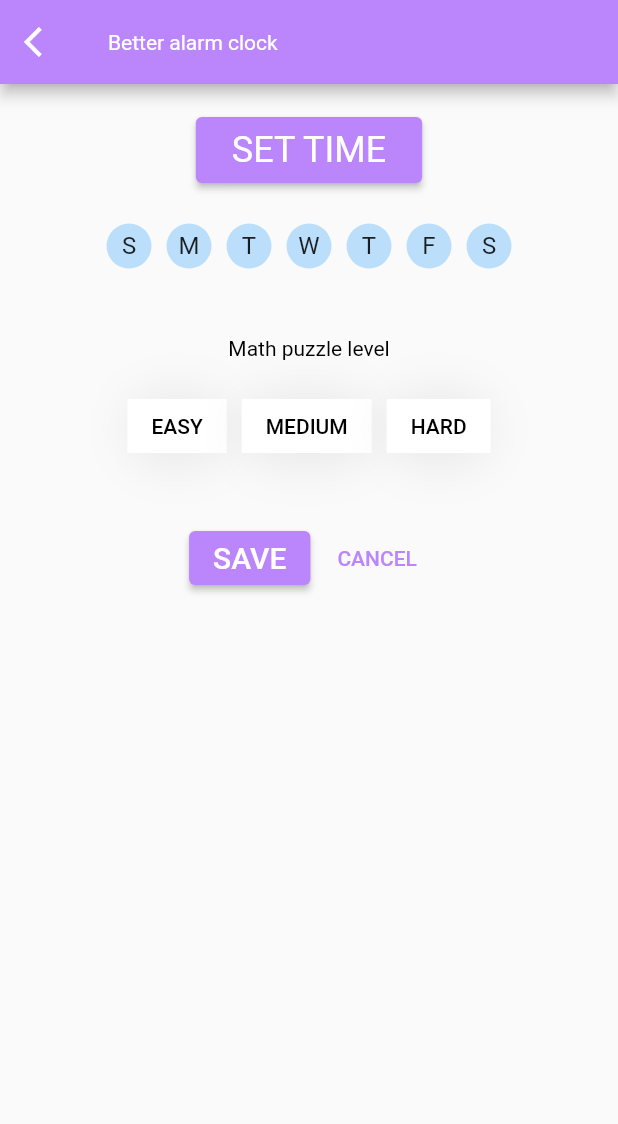
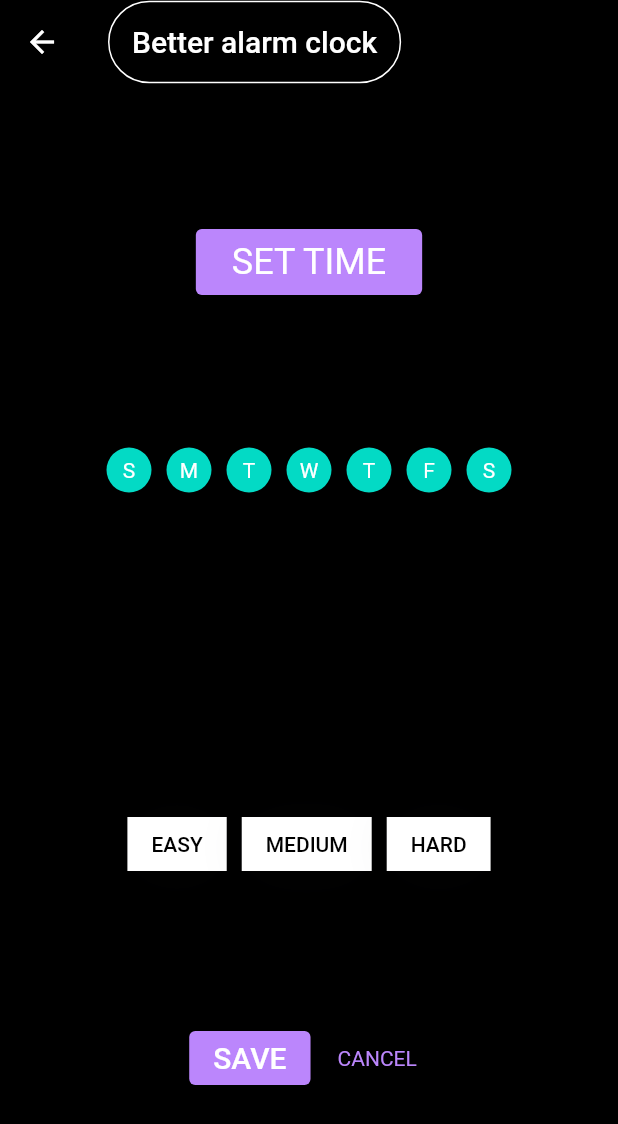
Before and after one commit to captnTardigrade/better-alarm-clock, a Flutter app: the screen it shows after launch, after a tap on the "add" icon, on a phone screen of 412 x 824 dp. Shown: the top 1124 px of the screen. Run offline on Flutter 3.47's test engine with Material 2 defaults, Android fonts, the phone set to English and light mode, and no system bars; drawn by our look-alikes of group_button; our stand-ins replace flutter_local_notifications, flutter_native_timezone, google_fonts, rxdart, sqflite, timezone; missing offline and left inert: flutter_ringtone_player; accounts and stored records are empty.

```diff
--- a/lib/main.dart
+++ b/lib/main.dart
@@ -69,13 +69,25 @@
       create: (context) => AlarmsProvider(flutterLocalNotificationsPlugin),
       builder: (context, child) => MaterialApp(
         theme: ThemeData(
-          textTheme: Typography.material2018().black,
+          primaryColor: Color(0xffBB86FC),
+          textTheme: Typography.material2018().white,
           fontFamily: GoogleFonts.roboto().fontFamily,
-          primaryColor: Color(0xffBB86FC),
-          appBarTheme: AppBarTheme(
-            titleTextStyle: Typography.material2018().white.headline6,
-            actionsIconTheme: IconThemeData(
-              color: Colors.white,
+          canvasColor: Colors.black,
+          iconTheme: IconThemeData(color: Colors.white),
+          timePickerTheme: TimePickerThemeData(
+            backgroundColor: Colors.black,
+            dialHandColor: Colors.purple,
+            dialTextColor: Colors.white,
+            hourMinuteTextColor: Colors.purple,
+            dayPeriodColor: MyColor(),
+            dayPeriodTextColor: DayPeriodTextColor(),
+            entryModeIconColor: Colors.white,
+          ),
+          textButtonTheme: TextButtonThemeData(
+            style: TextButton.styleFrom(
+              textStyle: TextStyle(
+                color: Theme.of(context).primaryColor,
+              ),
             ),
           ),
         ),
@@ -99,3 +111,30 @@
   final String? timeZoneName = await FlutterNativeTimezone.getLocalTimezone();
   tz.setLocalLocation(tz.getLocation(timeZoneName!));
 }
+
+class MyColor extends MaterialStateColor {
+  const MyColor() : super(_defaultColor);
+
+  static const int _defaultColor = 0xffFFEB3A;
+  @override
+  Color resolve(Set<MaterialState> states) {
+    if (states.contains(MaterialState.selected)) {
+      return const Color(0xffBB86FC);
+    }
+    return const Color(0xff0000);
+  }
+}
+
+class DayPeriodTextColor extends MaterialStateColor {
+  const DayPeriodTextColor() : super(_defaultColor);
+
+  static const _defaultColor = 0xffffff;
+
+  @override
+  Color resolve(Set<MaterialState> states) {
+    if (states.contains(MaterialState.selected)) {
+      return Colors.black;
+    }
+    return Colors.white;
+  }
+}
--- a/lib/screens/add_new_alarm_screen.dart
+++ b/lib/screens/add_new_alarm_screen.dart
@@ -1,5 +1,6 @@
 import 'dart:math';
 
+import 'package:better_alarm_clock/widgets/appBar.dart';
 import 'package:flutter/material.dart';
 import 'package:group_button/group_button.dart';
 import 'package:provider/provider.dart';
@@ -36,8 +37,10 @@
   ];
 
   Future<void> setTime(BuildContext context) async {
-    final time =
-        await showTimePicker(context: context, initialTime: TimeOfDay.now());
+    final time = await showTimePicker(
+      context: context,
+      initialTime: TimeOfDay.now(),
+    );
     if (time == null) return;
     setState(
       () {
@@ -74,22 +77,9 @@
   @override
   Widget build(BuildContext context) {
     return Scaffold(
-      appBar: AppBar(
-        title: Text(
-          'Better alarm clock',
-          style: Theme.of(context).appBarTheme.titleTextStyle,
-        ),
-        leading: IconButton(
-          icon: Icon(
-            Icons.arrow_back_ios,
-            color: Theme.of(context).appBarTheme.actionsIconTheme!.color,
-          ),
-          onPressed: () => Navigator.of(context).pop(),
-        ),
-      ),
-      body: SingleChildScrollView(
-        child: Column(
-          mainAxisAlignment: MainAxisAlignment.center,
+      appBar: buildAppBar(context),
+      body: Column(
+        mainAxisAlignment: MainAxisAlignment.spaceEvenly,
         children: [
           if (_timeOfDay != null)
             Container(
@@ -98,17 +88,13 @@
               child: Center(
                 child: Text(
                   _timeOfDay!.format(context),
-                    style: TextStyle(
-                      color: Colors.black,
-                      fontSize: Theme.of(context).textTheme.headline2!.fontSize,
-                    ),
+                  style: Theme.of(context)
+                      .textTheme
+                      .headline2!
+                      .copyWith(color: Colors.white),
                   textAlign: TextAlign.center,
                 ),
               ),
-              ),
-            if (_timeOfDay == null)
-              SizedBox(
-                height: 20,
             ),
           ElevatedButton(
             onPressed: () => setTime(context),
@@ -123,9 +109,6 @@
               ),
             ),
           ),
-            SizedBox(
-              height: 20,
-            ),
           Row(
             mainAxisAlignment: MainAxisAlignment.center,
             children: daysOfWeek
@@ -139,13 +122,17 @@
                       decoration: BoxDecoration(
                         shape: BoxShape.circle,
                         border: _repeatingDays[daysOfWeek.indexOf(day)]
-                              ? Border.all(width: 4, color: Colors.green)
+                            ? Border.all(width: 3.5, color: Colors.red)
                             : null,
                       ),
                       margin: const EdgeInsets.all(5),
                       child: CircleAvatar(
+                        backgroundColor: Color(0xff03DAC5),
                         child: Center(
-                            child: Text(day[0]),
+                          child: Text(
+                            day[0],
+                            style: Theme.of(context).textTheme.bodyText2,
+                          ),
                         ),
                         radius: 15,
                       ),
@@ -154,18 +141,12 @@
                 )
                 .toList(),
           ),
-            SizedBox(
-              height: 40,
-            ),
           Text(
             'Math puzzle level',
             style: TextStyle(
               color: Colors.black,
               fontSize: Theme.of(context).textTheme.bodyText1!.fontSize,
             ),
-            ),
-            SizedBox(
-              height: 20,
           ),
           GroupButton(
             isRadio: true,
@@ -177,12 +158,10 @@
             selectedTextStyle: TextStyle(
               color: Colors.white,
             ),
+            selectedColor: Color(0xff03DAC5),
             unselectedTextStyle:
                 TextStyle(color: Theme.of(context).primaryColor),
             selectedButtons: ['EASY'],
-            ),
-            SizedBox(
-              height: 40,
           ),
           Row(
             mainAxisAlignment: MainAxisAlignment.center,
@@ -195,13 +174,22 @@
                     showDialog(
                       context: context,
                       builder: (context) => AlertDialog(
+                        backgroundColor: Colors.black,
                         actions: [
                           TextButton(
                             onPressed: () => Navigator.of(context).pop(),
-                              child: Text('Okay'),
+                            child: Text(
+                              'Okay',
+                              style: TextStyle(
+                                color: Theme.of(context).primaryColor,
+                              ),
+                            ),
                           ),
                         ],
-                          content: Text('Please choose a time!'),
+                        content: Text(
+                          'Please choose a time!',
+                          style: Theme.of(context).textTheme.bodyText1,
+                        ),
                       ),
                     );
                   }
@@ -230,7 +218,6 @@
           ),
         ],
       ),
-      ),
     );
   }
 }
--- a/lib/screens/home_screen.dart
+++ b/lib/screens/home_screen.dart
@@ -1,3 +1,5 @@
+import 'package:better_alarm_clock/widgets/appBar.dart';
+
 import 'edit_alarm_screen.dart';
 
 import 'puzzle_screen.dart';
@@ -45,19 +47,19 @@
     final alarmsProvider = Provider.of<AlarmsProvider>(context);
     final alarms = alarmsProvider.alarms;
     return Scaffold(
-      appBar: AppBar(
-        title: Text(
-          'Better alarm clock',
-          style: Theme.of(context).appBarTheme.titleTextStyle,
-        ),
-        actions: [
+      appBar: buildAppBar(
+        context,
+        [
           IconButton(
             icon: Icon(
               Icons.add,
-              color: Theme.of(context).appBarTheme.actionsIconTheme!.color,
+              color: Theme.of(context).iconTheme.color,
             ),
             onPressed: () =>
                 Navigator.of(context).pushNamed(AddAlarm.routeName),
+          ),
+          SizedBox(
+            width: 10,
           ),
         ],
       ),
@@ -115,8 +117,8 @@
                 child: Text(
                   'No alarms added yet!',
                   style: TextStyle(
-                    fontSize: Theme.of(context).textTheme.headline5!.fontSize,
-                  ),
+                      // fontSize: Theme.of(context).textTheme.headline5!.fontSize,
+                      ),
                 ),
               );
           }),
@@ -172,7 +174,7 @@
     return IconButton(
       icon: Icon(
         _isEnabled ? Icons.toggle_on : Icons.toggle_off,
-        color: _isEnabled ? Theme.of(context).primaryColor : null,
+        color: _isEnabled ? Theme.of(context).primaryColor : Colors.white,
         size: 40,
       ),
       onPressed: _toggle,
--- /dev/null
+++ b/lib/widgets/appBar.dart
@@ -0,0 +1,27 @@
+import 'package:flutter/material.dart';
+
+AppBar buildAppBar(BuildContext context, [List<Widget>? actions]) {
+  return AppBar(
+    iconTheme: Theme.of(context).iconTheme,
+    title: Container(
+      decoration: BoxDecoration(
+        border: Border.all(
+          color: Colors.white,
+        ),
+        borderRadius: BorderRadius.horizontal(
+          left: Radius.circular(50),
+          right: Radius.circular(50),
+        ),
+      ),
+      child: Padding(
+        padding: const EdgeInsets.all(15),
+        child: Text(
+          'Better alarm clock',
+          style: Theme.of(context).textTheme.headline6,
+        ),
+      ),
+    ),
+    actions: actions,
+    backgroundColor: Colors.transparent,
+  );
+}
--- a/pubspec.yaml
+++ b/pubspec.yaml
@@ -44,6 +44,12 @@
 dev_dependencies:
   flutter_test:
     sdk: flutter
+  flutter_launcher_icons: any
+
+flutter_icons:
+  android: "launcher_icon"
+  ios: true
+  image_path: "assets/icon/app_drawable.png"
 
 # For information on the generic Dart part of this file, see the
 # following page: https://dart.dev/tools/pub/pubspec
```
Also changed, not shown: lib/data/alarms_provider.dart (+36 -13 lines), lib/screens/edit_alarm_screen.dart (+3 -8 lines), lib/screens/puzzle_screen.dart (+10 -8 lines), assets/icon/app_drawable.png (added), pubspec.lock, 32 other files. Lines whose indentation alone changed are shown as unchanged.
